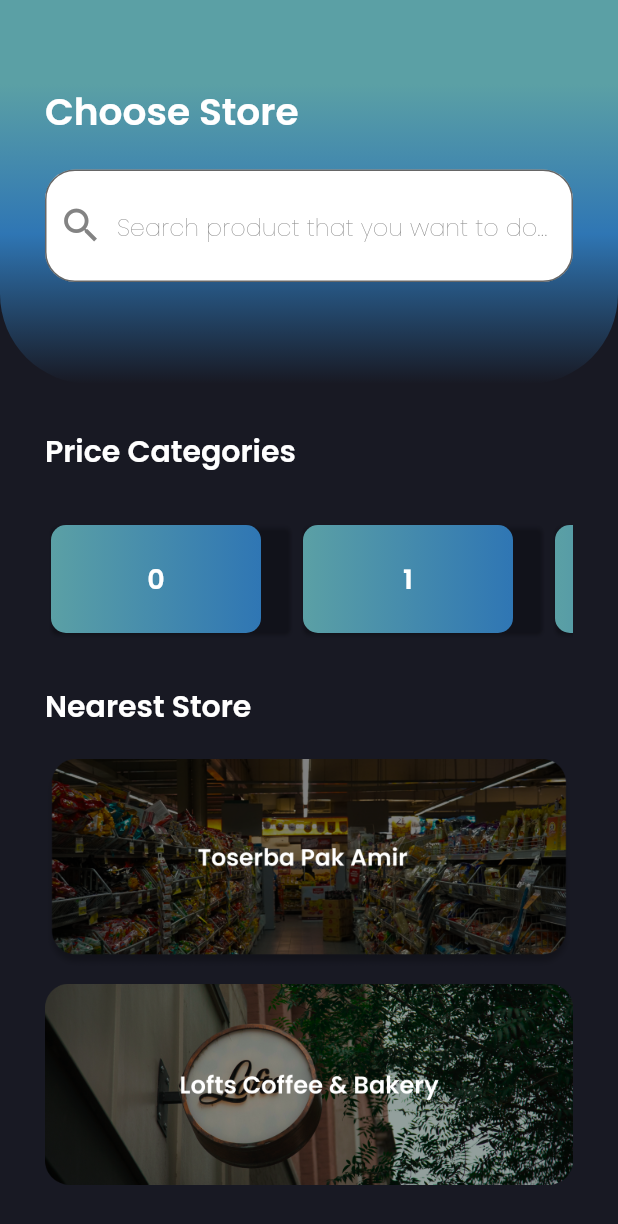
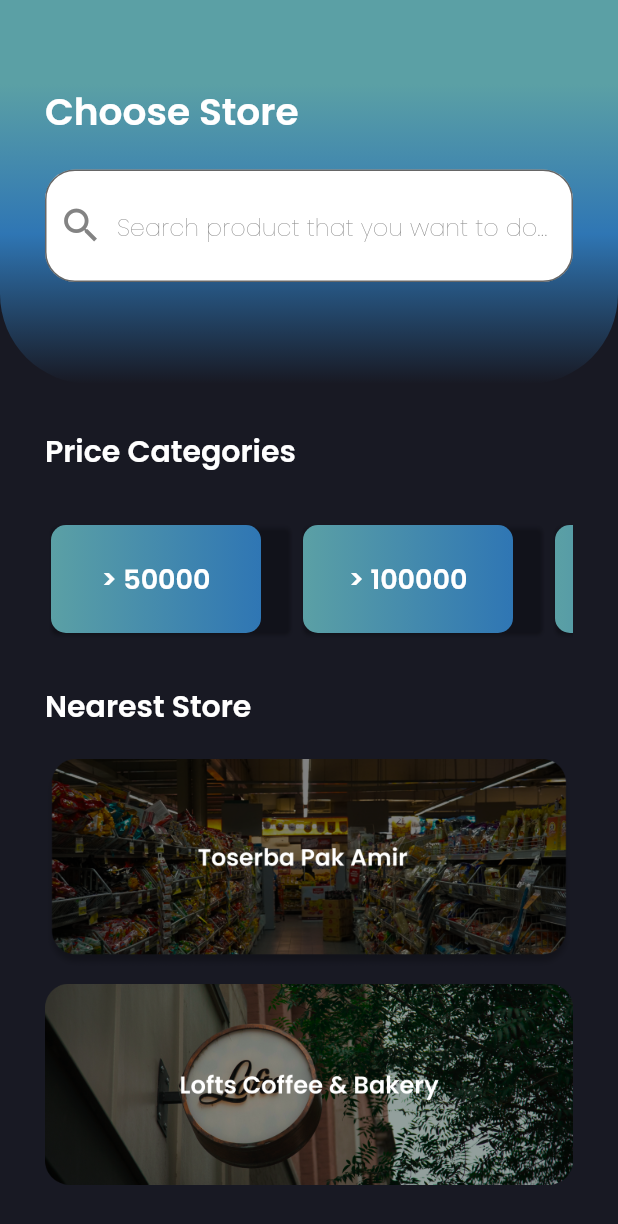
Before and after one commit to F-Pawamatra/GeShare, a Flutter app: the screen it shows after launch, on a phone screen of 412 x 824 dp. Shown: the top 1224 px of the screen. Run offline on Flutter 3.47's test engine with Material 2 defaults, Android fonts, the phone set to English and light mode, and no system bars; our stand-ins replace google_fonts.

Commit message:
Display kategori harga.

```diff
--- a/lib/screens/donatur/choose_store.dart
+++ b/lib/screens/donatur/choose_store.dart
@@ -115,7 +115,7 @@
                       ),
                       child: Center(
                         child: new Text(
-                          "$index",
+                          "> ${(index + 1) * 50000}",
                           style: GoogleFonts.poppins(
                             color: Colors.white,
                             fontWeight: FontWeight.w600,
```
